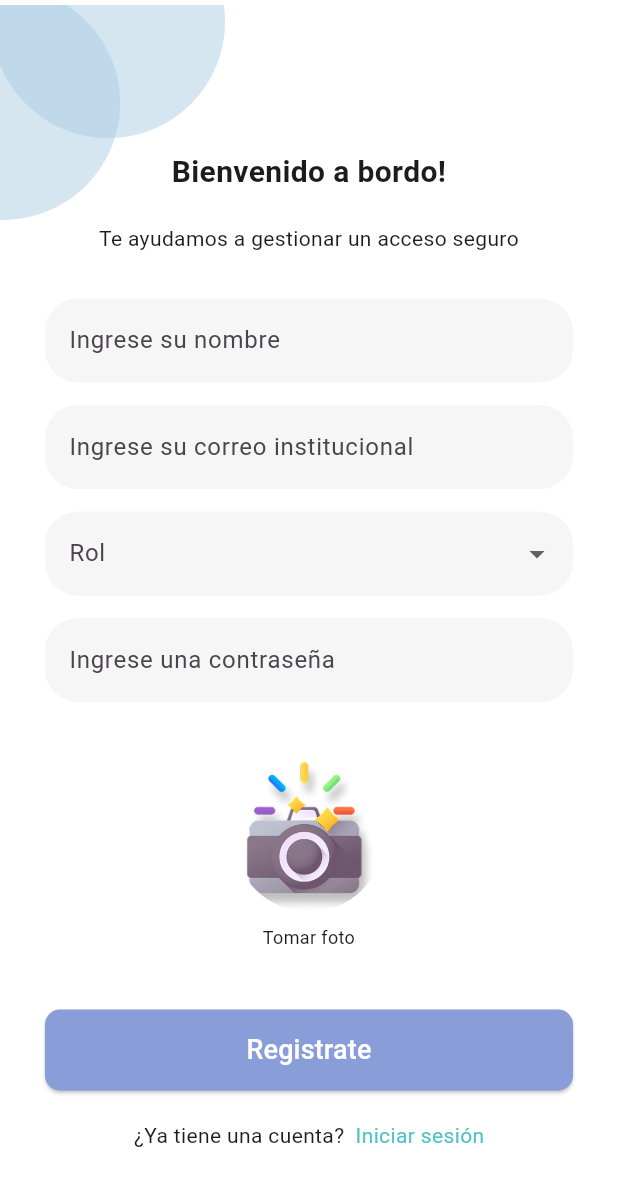
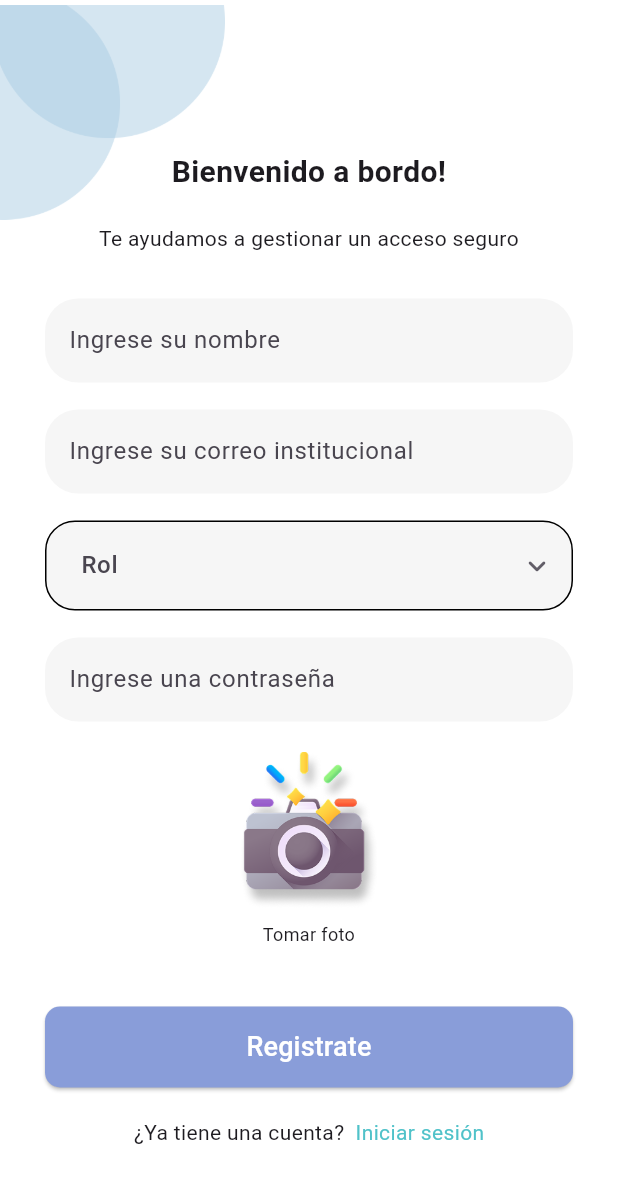
Before and after one commit to tatanardila99/recognitionApp, a Flutter app: the FaceIdSignUp screen opened by its route, on a phone screen of 412 x 824 dp. Shown: the top 1186 px of the screen. Run offline on Flutter 3.47's test engine with Material 3 defaults, Android fonts, the phone set to English and light mode, and no system bars; our stand-ins replace camera, flutter_styled_toast, google_fonts; missing offline and left inert: face_camera, google_ml_kit; accounts and stored records are empty.

Commit message:
Updatef form Sign Up buttons

```diff
--- a/lib/screens/face_id_sign_up.dart
+++ b/lib/screens/face_id_sign_up.dart
@@ -119,7 +119,7 @@ class _MyFormState extends State<MyForm> with WidgetsBindingObserver {
                     return null;
                   },
                 ),
-                SizedBox(height: 15),
+                SizedBox(height: 18),
                 TextFormField(
                   controller: _emailController,
                   decoration: InputDecoration(
@@ -138,23 +138,54 @@ class _MyFormState extends State<MyForm> with WidgetsBindingObserver {
                     return null;
                   },
                 ),
-                SizedBox(height: 15),
+                SizedBox(height: 18),
+
                 DropdownButtonFormField<String>(
                   decoration: InputDecoration(
-                    border: OutlineInputBorder(
-                      borderRadius: BorderRadius.circular(22.0),
-                      borderSide: BorderSide.none,
+                    labelText: 'Rol',
+                    labelStyle: TextStyle(
+                      fontSize: 16,
+                      fontWeight: FontWeight.w500,
                     ),
                     filled: true,
-                    fillColor: Color(0xFFF6F6F6),
-                    labelText: 'Rol',
+                    fillColor: const  Color(0xFFF6F6F6),
+                    contentPadding: EdgeInsets.symmetric(
+                      horizontal: 20,
+                      vertical: 18,
+                    ),
+                    enabledBorder: OutlineInputBorder(
+                      borderRadius: BorderRadius.circular(20),
+
+                    ),
+                    focusedBorder: OutlineInputBorder(
+                      borderRadius: BorderRadius.circular(20),
+                      borderSide: BorderSide(
+                        width: 1.5,
+                      ),
+                    ),
+                    errorBorder: OutlineInputBorder(
+                      borderRadius: BorderRadius.circular(20),
+                      borderSide: BorderSide(
+                        color: Colors.redAccent,
+                        width: 1.5,
+                      ),
+                    ),
                   ),
+                  dropdownColor: Colors.white,
+                  icon: Icon(
+                    Icons.keyboard_arrow_down_rounded,
+                    color: const Color.fromARGB(255, 98, 94, 104),
+                  ),
+                  borderRadius: BorderRadius.circular(20),
                   value: _selectedRol,
                   items:
                       _roles.map((String rol) {
                         return DropdownMenuItem<String>(
                           value: rol,
-                          child: Text(rol),
+                          child: Text(
+                            rol[0].toUpperCase() + rol.substring(1),
+                            style: TextStyle(fontSize: 16),
+                          ),
                         );
                       }).toList(),
                   onChanged: (String? newValue) {
@@ -162,14 +193,14 @@ class _MyFormState extends State<MyForm> with WidgetsBindingObserver {
                       _selectedRol = newValue;
                     });
                   },
-                  validator: (value) {
-                    if (value == null || value.isEmpty) {
-                      return 'Por favor selecciona un rol';
-                    }
-                    return null;
-                  },
+                  validator:
+                      (value) =>
+                          value == null || value.isEmpty
+                              ? 'Por favor selecciona un rol'
+                              : null,
                 ),
-                SizedBox(height: 15),
+
+                SizedBox(height: 18),
                 TextFormField(
                   controller: _passwordController,
                   decoration: InputDecoration(
@@ -189,14 +220,14 @@ class _MyFormState extends State<MyForm> with WidgetsBindingObserver {
                     return null;
                   },
                 ),
-                SizedBox(height: 40),
+                SizedBox(height: 20),
                 GestureDetector(
                   onTap: _startCamera,
                   child: Container(
-                    width: 100,
-                    height: 100,
+                    width: 105,
+                    height: 105,
                     decoration: BoxDecoration(
-                      shape: BoxShape.circle,
+                      shape: BoxShape.rectangle,
                       image: DecorationImage(
                         image: AssetImage('assets/camera.png'),
                         fit: BoxFit.fitHeight,
@@ -214,7 +245,7 @@ class _MyFormState extends State<MyForm> with WidgetsBindingObserver {
                 ),
                 if (_capturedFace != null)
                   Padding(
-                    padding: const EdgeInsets.only(top: 16.0),
+                    padding: const EdgeInsets.only(top: 6.0),
                     child: Image.file(
                       _capturedFace!,
                       width: 150,
@@ -227,7 +258,7 @@ class _MyFormState extends State<MyForm> with WidgetsBindingObserver {
                   style: ElevatedButton.styleFrom(
                     backgroundColor: const Color(0xFF899DD9),
                     padding: const EdgeInsets.symmetric(
-                      horizontal: 10,
+                      horizontal: 20,
                       vertical: 14,
                     ),
                     shape: RoundedRectangleBorder(
```
